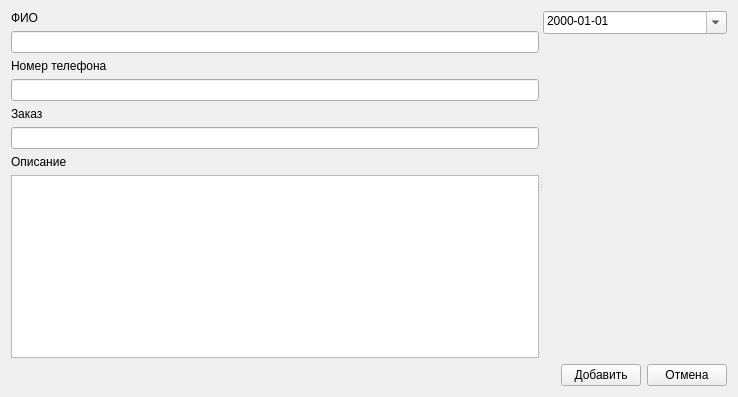
Old version of the form formEdit.ui in the repository KonstantinKnyaz/Order_Scheduler.
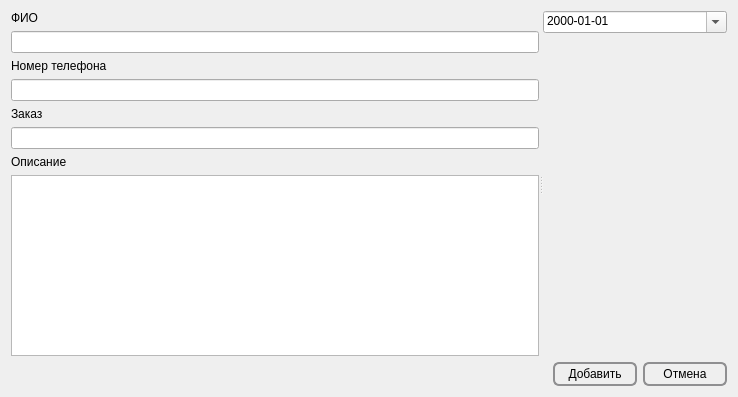
New version of the form.

```diff
--- a/formEdit.ui
+++ b/formEdit.ui
@@ -13,6 +13,43 @@
   <property name="windowTitle">
    <string>Form</string>
   </property>
+  <property name="styleSheet">
+   <string notr="true">QDialog{
+background-color: lightgray;
+color: white;
+}
+QDialog::separator {
+    background: yellow;
+    width: 10px; 
+    height: 10px; 
+}
+
+QDialog::separator:hover {
+    background: red;
+}
+
+QPushButton {
+    border: 2px solid #8f8f91;
+    border-radius: 6px;
+    background-color: qlineargradient(x1: 0, y1: 0, x2: 0, y2: 1,
+                                      stop: 0 #f6f7fa, stop: 1 #dadbde);
+    min-width: 80px;
+	height: 20px;
+}
+
+QPushButton:pressed {
+    background-color: qlineargradient(x1: 0, y1: 0, x2: 0, y2: 1,
+                                      stop: 0 #dadbde, stop: 1 #f6f7fa);
+}
+
+QPushButton:flat {
+    border: none; /* no border for a flat push button */
+}
+
+QPushButton:default {
+    border-color: navy; /* make the default button prominent */
+}</string>
+  </property>
   <layout class="QGridLayout" name="gridLayout">
    <item row="0" column="0">
     <widget class="QSplitter" name="splitter">
```
